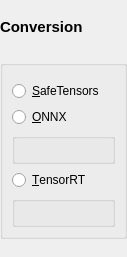
herlegon/hconvert, file ui/designer/ui_conversion_widget.ui: the form before one commit.
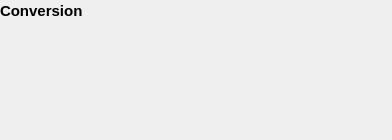
The form after the commit. Custom widgets are drawn as their Qt base class.

```diff
--- a/ui/designer/ui_conversion_widget.ui
+++ b/ui/designer/ui_conversion_widget.ui
@@ -6,14 +6,17 @@
    <rect>
     <x>0</x>
     <y>0</y>
-    <width>127</width>
-    <height>257</height>
+    <width>392</width>
+    <height>140</height>
    </rect>
   </property>
   <property name="windowTitle">
    <string>Form</string>
   </property>
-  <layout class="QVBoxLayout" name="verticalLayout_4">
+  <layout class="QVBoxLayout" name="layout_main">
+   <property name="spacing">
+    <number>16</number>
+   </property>
    <property name="leftMargin">
     <number>0</number>
    </property>
@@ -27,9 +30,14 @@
     <number>0</number>
    </property>
    <item>
-    <widget class="QLabel" name="label_3">
+    <layout class="QHBoxLayout" name="horizontalLayout_2">
+     <property name="spacing">
+      <number>32</number>
+     </property>
+     <item alignment="Qt::AlignmentFlag::AlignLeft|Qt::AlignmentFlag::AlignVCenter">
+      <widget class="QLabel" name="h_title1_conversion">
      <property name="sizePolicy">
-      <sizepolicy hsizetype="Preferred" vsizetype="Maximum">
+        <sizepolicy hsizetype="Maximum" vsizetype="Preferred">
        <horstretch>0</horstretch>
        <verstretch>0</verstretch>
       </sizepolicy>
@@ -46,70 +54,34 @@
     </widget>
    </item>
    <item>
-    <widget class="QGroupBox" name="groupBox_conversion">
-     <property name="sizePolicy">
-      <sizepolicy hsizetype="Expanding" vsizetype="Maximum">
-       <horstretch>0</horstretch>
-       <verstretch>0</verstretch>
-      </sizepolicy>
-     </property>
-     <property name="title">
-      <string/>
-     </property>
-     <layout class="QVBoxLayout" name="layout_main">
-      <item>
-       <widget class="SelectOutDirWidget" name="widget_select_out_dir" native="true">
-        <property name="sizePolicy">
-         <sizepolicy hsizetype="Expanding" vsizetype="Preferred">
-          <horstretch>0</horstretch>
-          <verstretch>0</verstretch>
-         </sizepolicy>
-        </property>
-       </widget>
+      <widget class="HButtonGroup" name="conversion_selection"/>
       </item>
       <item>
-       <widget class="QRadioButton" name="radioButton_safetensors">
-        <property name="text">
-         <string>&amp;SafeTensors</string>
-        </property>
-        <attribute name="buttonGroup">
-         <string notr="true">group_conversion</string>
-        </attribute>
-       </widget>
-      </item>
-      <item>
-       <widget class="QRadioButton" name="radioButton_onnx">
-        <property name="text">
-         <string>&amp;ONNX</string>
-        </property>
-        <attribute name="buttonGroup">
-         <string notr="true">group_conversion</string>
-        </attribute>
-       </widget>
-      </item>
+      <spacer name="horizontalSpacer_2">
+       <property name="orientation">
+        <enum>Qt::Orientation::Horizontal</enum>
+       </property>
+       <property name="sizeHint" stdset="0">
+        <size>
+         <width>40</width>
+         <height>20</height>
+        </size>
+       </property>
+      </spacer>
+     </item>
+    </layout>
+   </item>
       <item>
-       <widget class="QGroupBox" name="groupBox_onnx">
-        <property name="title">
-         <string/>
-        </property>
-        <property name="checkable">
-         <bool>false</bool>
-        </property>
-        <property name="checked">
-         <bool>false</bool>
-        </property>
-        <layout class="QVBoxLayout" name="verticalLayout_2">
+    <widget class="QFrame" name="frame_onnx">
+     <property name="frameShape">
+      <enum>QFrame::Shape::NoFrame</enum>
+     </property>
+     <property name="frameShadow">
+      <enum>QFrame::Shadow::Plain</enum>
+     </property>
+     <layout class="QVBoxLayout" name="verticalLayout">
          <property name="leftMargin">
-          <number>9</number>
-         </property>
-         <property name="topMargin">
-          <number>9</number>
-         </property>
-         <property name="rightMargin">
-          <number>9</number>
-         </property>
-         <property name="bottomMargin">
-          <number>9</number>
+       <number>24</number>
          </property>
          <item>
           <widget class="OnnxConversionWidget" name="widget_onnx_conversion" native="true"/>
@@ -118,38 +90,16 @@
        </widget>
       </item>
       <item>
-       <widget class="QRadioButton" name="radioButton_tensorrt">
-        <property name="text">
-         <string>&amp;TensorRT</string>
-        </property>
-        <attribute name="buttonGroup">
-         <string notr="true">group_conversion</string>
-        </attribute>
-       </widget>
-      </item>
-      <item>
-       <widget class="QGroupBox" name="groupBox_tensorrt">
-        <property name="title">
-         <string/>
-        </property>
-        <property name="checkable">
-         <bool>false</bool>
-        </property>
-        <property name="checked">
-         <bool>false</bool>
-        </property>
-        <layout class="QVBoxLayout" name="verticalLayout_3">
+    <widget class="QFrame" name="frame_tensorrt">
+     <property name="frameShape">
+      <enum>QFrame::Shape::NoFrame</enum>
+     </property>
+     <property name="frameShadow">
+      <enum>QFrame::Shadow::Plain</enum>
+     </property>
+     <layout class="QVBoxLayout" name="verticalLayout_5">
          <property name="leftMargin">
-          <number>9</number>
-         </property>
-         <property name="topMargin">
-          <number>9</number>
-         </property>
-         <property name="rightMargin">
-          <number>9</number>
-         </property>
-         <property name="bottomMargin">
-          <number>9</number>
+       <number>24</number>
          </property>
          <item>
           <widget class="TensorRTConversionWidget" name="widget_tensorrt_conversion" native="true"/>
@@ -157,12 +107,24 @@
         </layout>
        </widget>
       </item>
-     </layout>
+   <item>
+    <widget class="SelectOutDirWidget" name="widget_select_out_dir" native="true">
+     <property name="sizePolicy">
+      <sizepolicy hsizetype="Expanding" vsizetype="Preferred">
+       <horstretch>0</horstretch>
+       <verstretch>0</verstretch>
+      </sizepolicy>
+     </property>
     </widget>
    </item>
   </layout>
  </widget>
  <customwidgets>
+  <customwidget>
+   <class>HButtonGroup</class>
+   <extends>QWidget</extends>
+   <header>hwidgets</header>
+  </customwidget>
   <customwidget>
    <class>OnnxConversionWidget</class>
    <extends>QWidget</extends>
```
Lines whose indentation alone changed are shown as unchanged.
